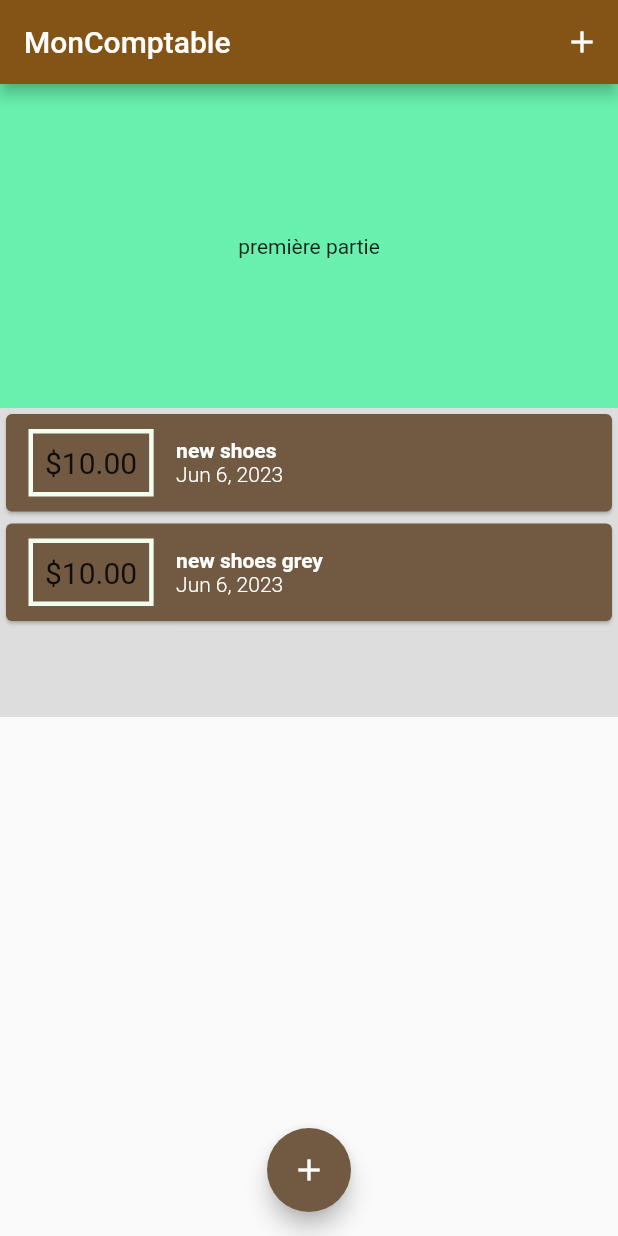
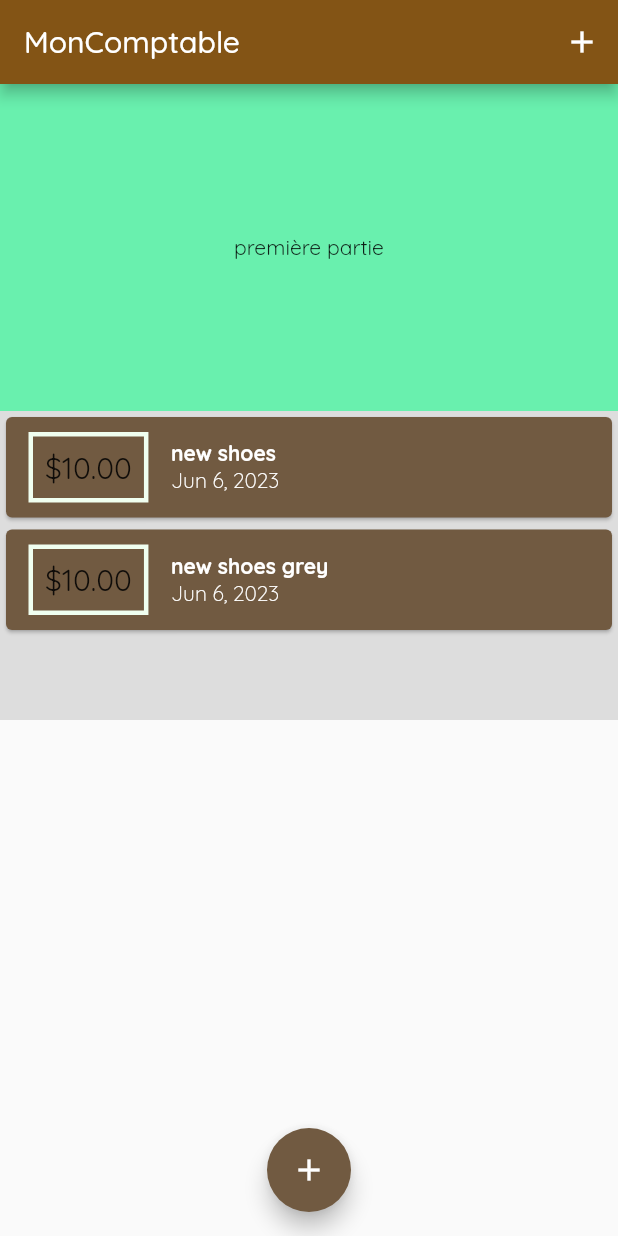
Before and after one commit to Manouz/MonComptableble, a Flutter app: the screen it shows after launch, on a phone screen of 412 x 824 dp. Run offline on Flutter 3.47's test engine with Material 2 defaults, Android fonts, the phone set to English and light mode, and no system bars.

Commit message:
ajout dans le material le fontFamily

```diff
--- a/lib/main.dart
+++ b/lib/main.dart
@@ -16,6 +16,8 @@ class MyApp extends StatefulWidget {
 }
 
 class _MyAppState extends State<MyApp> {
+
+
   // This widget is the root of your application.
   @override
   Widget build(BuildContext context) {
@@ -24,6 +26,8 @@ class _MyAppState extends State<MyApp> {
       title: 'Flutter Demo',
       theme: ThemeData(
         colorScheme: ColorScheme.fromSeed(seedColor: Colors.orangeAccent),
+        fontFamily: 'Quicksand',
+
       ),
       home: MyHomePage(),
     );
```
Also changed, not shown: pubspec.yaml (+11 -11 lines).
